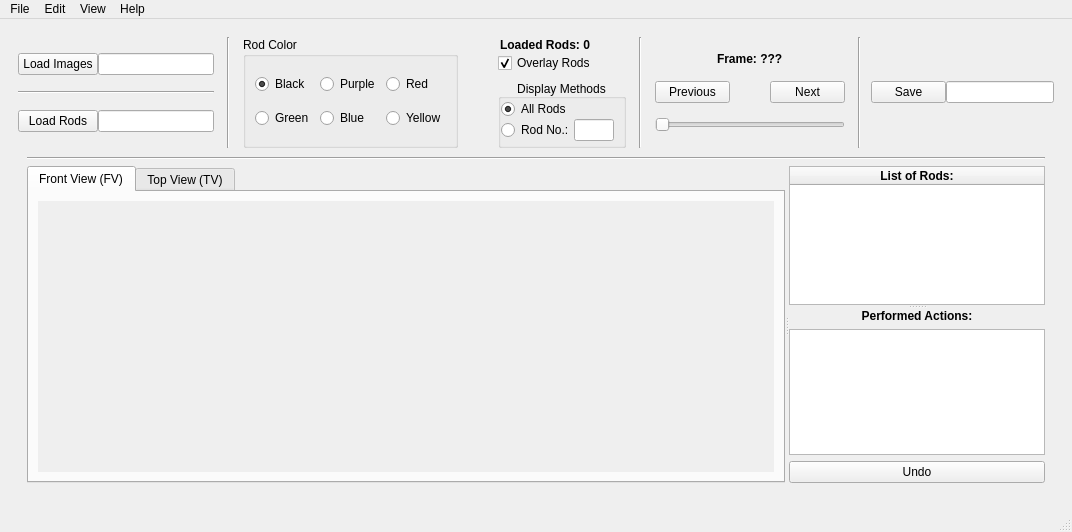
First picture: the form in Python/src/RodTracker/ui/mainwindow_layout.ui, repository ANP-Granular/ParticleTracking, before the edit.
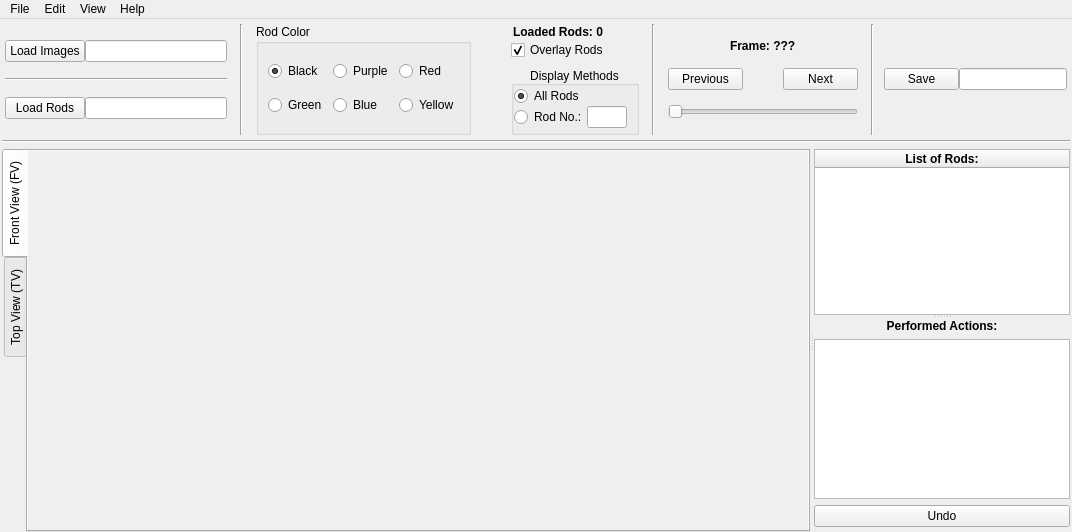
Second picture: the form after the edit. Icons and pictures are not drawn. Custom widgets are drawn as their Qt base class.

Commit message:
Reduced whitespace and tabs moved
The whitespace due to padding/margins has been reduced to a minimum for
having a larger area for the displayed images.
The tabs have been moved to the left side and the statusbar is removed.

The edit to the form file:
```diff
--- a/Python/src/RodTracker/ui/mainwindow_layout.ui
+++ b/Python/src/RodTracker/ui/mainwindow_layout.ui
@@ -19,6 +19,18 @@
   </property>
   <widget class="QWidget" name="centralized">
    <layout class="QGridLayout" name="gridLayout">
+    <property name="leftMargin">
+     <number>0</number>
+    </property>
+    <property name="topMargin">
+     <number>0</number>
+    </property>
+    <property name="rightMargin">
+     <number>0</number>
+    </property>
+    <property name="bottomMargin">
+     <number>0</number>
+    </property>
     <property name="spacing">
      <number>0</number>
     </property>
@@ -38,16 +50,34 @@
         <rect>
          <x>0</x>
          <y>0</y>
-         <width>1088</width>
-         <height>458</height>
+         <width>1078</width>
+         <height>498</height>
         </rect>
        </property>
        <layout class="QVBoxLayout" name="verticalLayout">
         <property name="spacing">
          <number>0</number>
         </property>
+        <property name="leftMargin">
+         <number>0</number>
+        </property>
+        <property name="topMargin">
+         <number>5</number>
+        </property>
+        <property name="rightMargin">
+         <number>0</number>
+        </property>
+        <property name="bottomMargin">
+         <number>0</number>
+        </property>
         <item>
          <layout class="QHBoxLayout" name="hl_controlbar">
+          <property name="leftMargin">
+           <number>5</number>
+          </property>
+          <property name="rightMargin">
+           <number>5</number>
+          </property>
           <item>
            <layout class="QGridLayout" name="grid_loads">
             <item row="1" column="0" colspan="2">
@@ -654,6 +684,18 @@
            <enum>QFrame::Raised</enum>
           </property>
           <layout class="QVBoxLayout" name="verticalLayout_19">
+           <property name="leftMargin">
+            <number>2</number>
+           </property>
+           <property name="topMargin">
+            <number>5</number>
+           </property>
+           <property name="rightMargin">
+            <number>2</number>
+           </property>
+           <property name="bottomMargin">
+            <number>0</number>
+           </property>
            <item>
             <widget class="Line" name="line">
              <property name="orientation">
@@ -676,6 +718,9 @@
                 <verstretch>0</verstretch>
                </sizepolicy>
               </property>
+              <property name="tabPosition">
+               <enum>QTabWidget::West</enum>
+              </property>
               <property name="currentIndex">
                <number>0</number>
               </property>
@@ -684,6 +729,21 @@
                 <string>Front View (FV)</string>
                </attribute>
                <layout class="QVBoxLayout" name="verticalLayout_15">
+                <property name="spacing">
+                 <number>0</number>
+                </property>
+                <property name="leftMargin">
+                 <number>0</number>
+                </property>
+                <property name="topMargin">
+                 <number>0</number>
+                </property>
+                <property name="rightMargin">
+                 <number>0</number>
+                </property>
+                <property name="bottomMargin">
+                 <number>0</number>
+                </property>
                 <item>
                  <widget class="QScrollArea" name="sa_camera_0">
                   <property name="frameShape">
@@ -697,11 +757,26 @@
                     <rect>
                      <x>0</x>
                      <y>0</y>
-                     <width>766</width>
-                     <height>226</height>
+                     <width>781</width>
+                     <height>335</height>
                     </rect>
                    </property>
                    <layout class="QVBoxLayout" name="verticalLayout_16">
+                    <property name="spacing">
+                     <number>0</number>
+                    </property>
+                    <property name="leftMargin">
+                     <number>0</number>
+                    </property>
+                    <property name="topMargin">
+                     <number>0</number>
+                    </property>
+                    <property name="rightMargin">
+                     <number>0</number>
+                    </property>
+                    <property name="bottomMargin">
+                     <number>0</number>
+                    </property>
                     <item>
                      <widget class="RodImageWidget" name="camera_0">
                       <property name="sizePolicy">
@@ -744,6 +819,21 @@
                 <string>Top View (TV)</string>
                </attribute>
                <layout class="QVBoxLayout" name="verticalLayout_17">
+                <property name="spacing">
+                 <number>0</number>
+                </property>
+                <property name="leftMargin">
+                 <number>0</number>
+                </property>
+                <property name="topMargin">
+                 <number>0</number>
+                </property>
+                <property name="rightMargin">
+                 <number>0</number>
+                </property>
+                <property name="bottomMargin">
+                 <number>0</number>
+                </property>
                 <item>
                  <widget class="QScrollArea" name="sa_camera_1">
                   <property name="frameShape">
@@ -757,11 +847,26 @@
                     <rect>
                      <x>0</x>
                      <y>0</y>
-                     <width>98</width>
-                     <height>32</height>
+                     <width>781</width>
+                     <height>335</height>
                     </rect>
                    </property>
                    <layout class="QVBoxLayout" name="verticalLayout_18">
+                    <property name="spacing">
+                     <number>0</number>
+                    </property>
+                    <property name="leftMargin">
+                     <number>0</number>
+                    </property>
+                    <property name="topMargin">
+                     <number>0</number>
+                    </property>
+                    <property name="rightMargin">
+                     <number>0</number>
+                    </property>
+                    <property name="bottomMargin">
+                     <number>0</number>
+                    </property>
                     <item>
                      <widget class="RodImageWidget" name="camera_1">
                       <property name="sizePolicy">
@@ -808,6 +913,9 @@
                <property name="sizeConstraint">
                 <enum>QLayout::SetMaximumSize</enum>
                </property>
+               <property name="bottomMargin">
+                <number>5</number>
+               </property>
                <item>
                 <widget class="QSplitter" name="splitter_2">
                  <property name="orientation">
@@ -985,7 +1093,6 @@
    <addaction name="menuView"/>
    <addaction name="menuHelp"/>
   </widget>
-  <widget class="QStatusBar" name="statusbar"/>
   <action name="action_open">
    <property name="text">
     <string>Open Images</string>
```
The commit also changes 1 other file.
